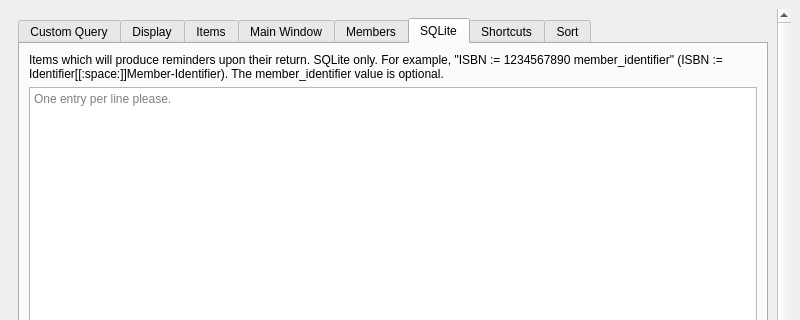
Old version of the form UI/biblioteq_otheroptions.ui in the repository textbrowser/biblioteq; both pictures show x 0 to 800 and y 0 to 320 of the 800 by 800 pixel window.
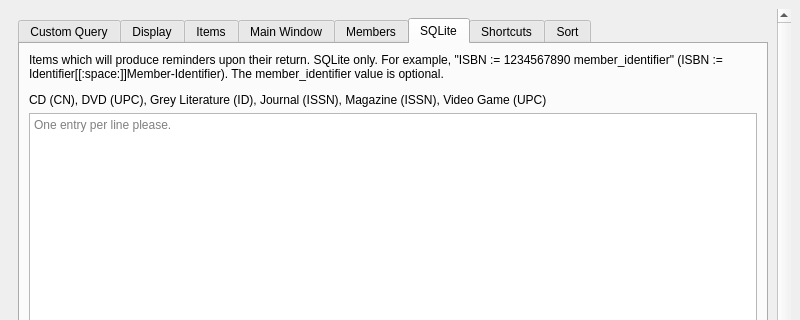
New version of the form. The open tabs and pages were chosen to show the change. Icons and pictures are not drawn. Custom widgets are drawn as their Qt base class.

Diff of the .ui file:
```diff
--- a/UI/biblioteq_otheroptions.ui
+++ b/UI/biblioteq_otheroptions.ui
@@ -754,7 +754,7 @@
             <item>
              <widget class="QLabel" name="label_17">
               <property name="text">
-               <string>&lt;html&gt;&lt;head/&gt;&lt;body&gt;&lt;p&gt;Items which will produce reminders upon their return. SQLite only. For example, &amp;quot;ISBN := 1234567890 member_identifier&amp;quot; (ISBN := Identifier[[:space:]]Member-Identifier). The member_identifier value is optional.&lt;/p&gt;&lt;/body&gt;&lt;/html&gt;</string>
+               <string>&lt;html&gt;&lt;head/&gt;&lt;body&gt;&lt;p&gt;Items which will produce reminders upon their return. SQLite only. For example, &amp;quot;ISBN := 1234567890 member_identifier&amp;quot; (ISBN := Identifier[[:space:]]Member-Identifier). The member_identifier value is optional.&lt;/p&gt;&lt;p&gt;CD (CN), DVD (UPC), Grey Literature (ID), Journal (ISSN), Magazine (ISSN), Video Game (UPC)&lt;/p&gt;&lt;/body&gt;&lt;/html&gt;</string>
               </property>
               <property name="wordWrap">
                <bool>true</bool>
```
